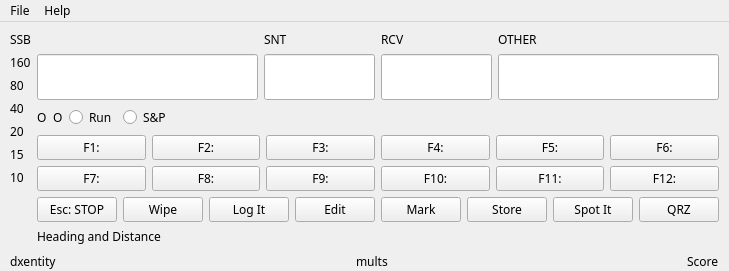
First picture: the form in not1mm/data/main.ui, repository mbridak/not1mm, before the edit.
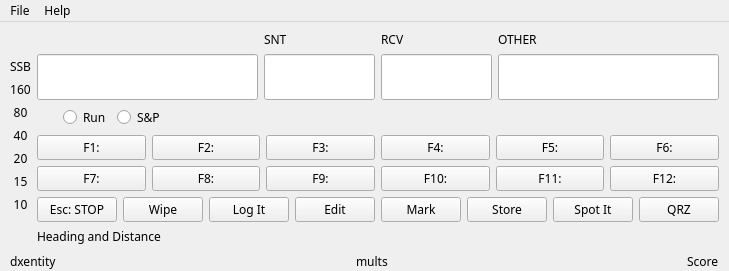
Second picture: the form after the edit.

Commit message: Renamed dotindicators. center alignment for bands.

What changed in the file:
```diff
--- a/not1mm/data/main.ui
+++ b/not1mm/data/main.ui
@@ -6,7 +6,7 @@
    <rect>
     <x>0</x>
     <y>0</y>
-    <width>500</width>
+    <width>600</width>
     <height>200</height>
    </rect>
   </property>
@@ -41,11 +41,17 @@
        <layout class="QHBoxLayout" name="mainsection">
         <item>
          <layout class="QVBoxLayout" name="bandmode_vertline">
+          <property name="topMargin">
+           <number>27</number>
+          </property>
           <item>
            <widget class="QLabel" name="mode">
             <property name="text">
              <string>SSB</string>
             </property>
+            <property name="alignment">
+             <set>Qt::AlignCenter</set>
+            </property>
            </widget>
           </item>
           <item>
@@ -53,6 +59,9 @@
             <property name="text">
              <string>160</string>
             </property>
+            <property name="alignment">
+             <set>Qt::AlignCenter</set>
+            </property>
            </widget>
           </item>
           <item>
@@ -60,6 +69,9 @@
             <property name="text">
              <string>80</string>
             </property>
+            <property name="alignment">
+             <set>Qt::AlignCenter</set>
+            </property>
            </widget>
           </item>
           <item>
@@ -67,6 +79,9 @@
             <property name="text">
              <string>40</string>
             </property>
+            <property name="alignment">
+             <set>Qt::AlignCenter</set>
+            </property>
            </widget>
           </item>
           <item>
@@ -74,6 +89,9 @@
             <property name="text">
              <string>20</string>
             </property>
+            <property name="alignment">
+             <set>Qt::AlignCenter</set>
+            </property>
            </widget>
           </item>
           <item>
@@ -81,6 +99,9 @@
             <property name="text">
              <string>15</string>
             </property>
+            <property name="alignment">
+             <set>Qt::AlignCenter</set>
+            </property>
            </widget>
           </item>
           <item>
@@ -88,6 +109,9 @@
             <property name="text">
              <string>10</string>
             </property>
+            <property name="alignment">
+             <set>Qt::AlignCenter</set>
+            </property>
            </widget>
           </item>
           <item>
@@ -209,14 +233,14 @@
             <item>
              <widget class="QLabel" name="label_12">
               <property name="text">
-               <string>O</string>
+               <string/>
               </property>
              </widget>
             </item>
             <item>
              <widget class="QLabel" name="label_13">
               <property name="text">
-               <string>O</string>
+               <string/>
               </property>
              </widget>
             </item>
```
Left out of the diff: 4 changed lines with no effect on the pictures.
